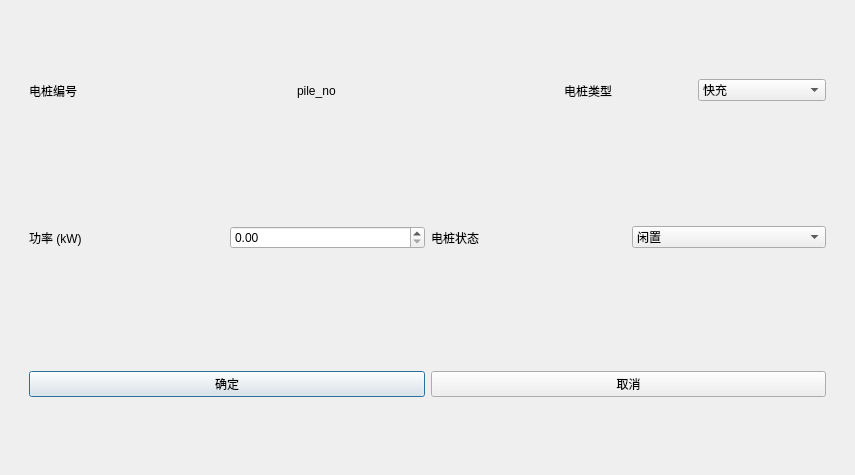
river-cc-77/task_ShortSemester, file admin/pileeditdialog.ui: the form before one commit.
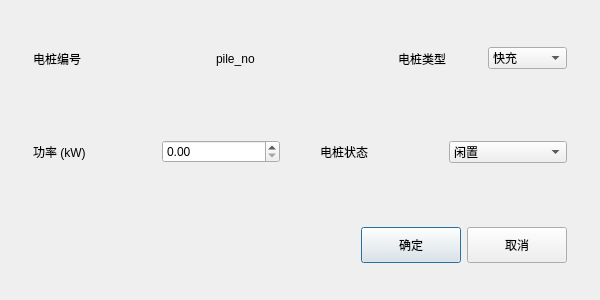
The form after the commit.

The edit to the form file:
```diff
--- a/admin/pileeditdialog.ui
+++ b/admin/pileeditdialog.ui
@@ -6,20 +6,59 @@
    <rect>
     <x>0</x>
     <y>0</y>
-    <width>855</width>
-    <height>475</height>
+    <width>600</width>
+    <height>300</height>
    </rect>
   </property>
+  <property name="minimumSize">
+   <size>
+    <width>560</width>
+    <height>280</height>
+   </size>
+  </property>
   <property name="windowTitle">
-   <string>Dialog</string>
+   <string>编辑电桩</string>
   </property>
   <layout class="QVBoxLayout" name="verticalLayout">
+   <property name="leftMargin">
+    <number>24</number>
+   </property>
+   <property name="topMargin">
+    <number>20</number>
+   </property>
+   <property name="rightMargin">
+    <number>24</number>
+   </property>
+   <property name="bottomMargin">
+    <number>16</number>
+   </property>
+   <property name="spacing">
+    <number>14</number>
+   </property>
    <item>
     <widget class="QWidget" name="widget" native="true">
      <layout class="QVBoxLayout" name="verticalLayout_2">
+      <property name="leftMargin">
+       <number>0</number>
+      </property>
+      <property name="topMargin">
+       <number>0</number>
+      </property>
+      <property name="rightMargin">
+       <number>0</number>
+      </property>
+      <property name="bottomMargin">
+       <number>0</number>
+      </property>
+      <property name="spacing">
+       <number>16</number>
+      </property>
       <item>
        <widget class="QWidget" name="widget_2" native="true">
         <layout class="QHBoxLayout" name="horizontalLayout_2">
+         <property name="spacing">
+          <number>14</number>
+         </property>
          <item>
           <widget class="QLabel" name="labelPileNo">
            <property name="text">
@@ -36,6 +75,9 @@
          </item>
          <item>
           <layout class="QHBoxLayout" name="horizontalLayout">
+           <property name="spacing">
+            <number>10</number>
+           </property>
            <item>
             <widget class="QLabel" name="lblType">
              <property name="text">
@@ -65,8 +107,14 @@
       <item>
        <widget class="QWidget" name="widget_3" native="true">
         <layout class="QHBoxLayout" name="horizontalLayout_6">
+         <property name="spacing">
+          <number>40</number>
+         </property>
          <item>
           <layout class="QHBoxLayout" name="horizontalLayout_3">
+           <property name="spacing">
+            <number>10</number>
+           </property>
            <item>
             <widget class="QLabel" name="lblPower">
              <property name="text">
@@ -81,6 +129,9 @@
          </item>
          <item>
           <layout class="QHBoxLayout" name="horizontalLayout_4">
+           <property name="spacing">
+            <number>10</number>
+           </property>
            <item>
             <widget class="QLabel" name="lblStatus">
              <property name="text">
@@ -110,8 +161,27 @@
       <item>
        <widget class="QWidget" name="widget_4" native="true">
         <layout class="QHBoxLayout" name="horizontalLayout_5">
+         <item>
+          <spacer name="horizontalSpacer_2">
+           <property name="orientation">
+            <enum>Qt::Horizontal</enum>
+           </property>
+           <property name="sizeHint" stdset="0">
+            <size>
+             <width>40</width>
+             <height>20</height>
+            </size>
+           </property>
+          </spacer>
+         </item>
          <item>
           <widget class="QPushButton" name="btnOk">
+           <property name="minimumSize">
+            <size>
+             <width>100</width>
+             <height>36</height>
+            </size>
+           </property>
            <property name="text">
             <string>确定</string>
            </property>
@@ -119,6 +189,12 @@
          </item>
          <item>
           <widget class="QPushButton" name="btnCancel">
+           <property name="minimumSize">
+            <size>
+             <width>100</width>
+             <height>36</height>
+            </size>
+           </property>
            <property name="text">
             <string>取消</string>
            </property>
```
